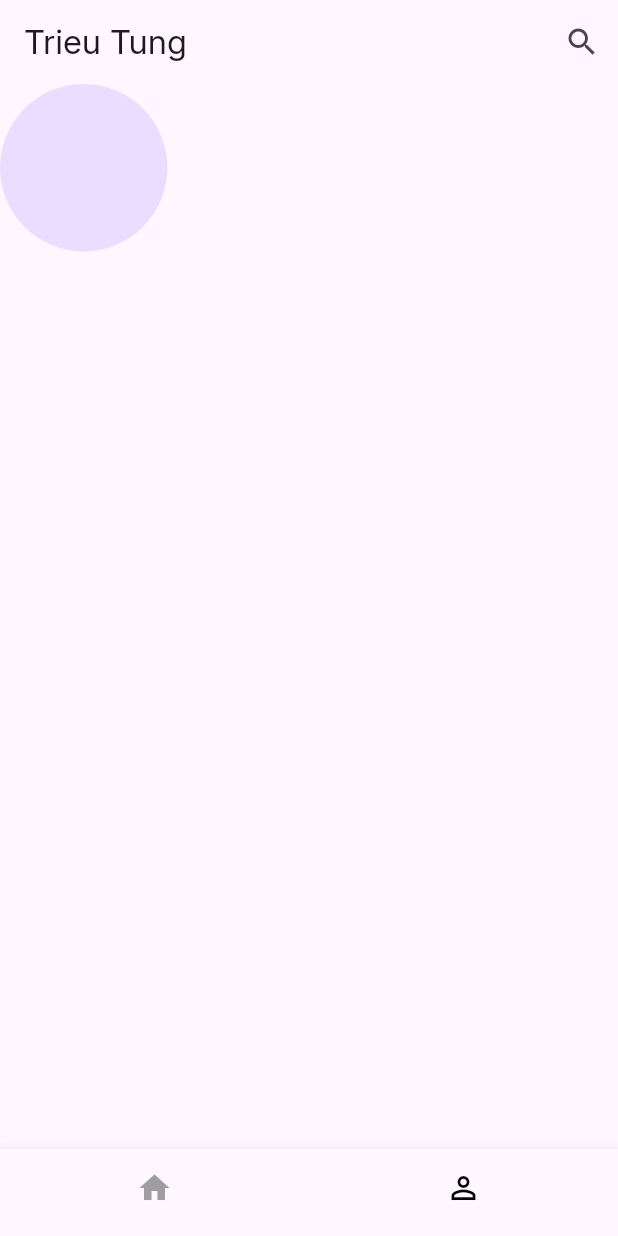
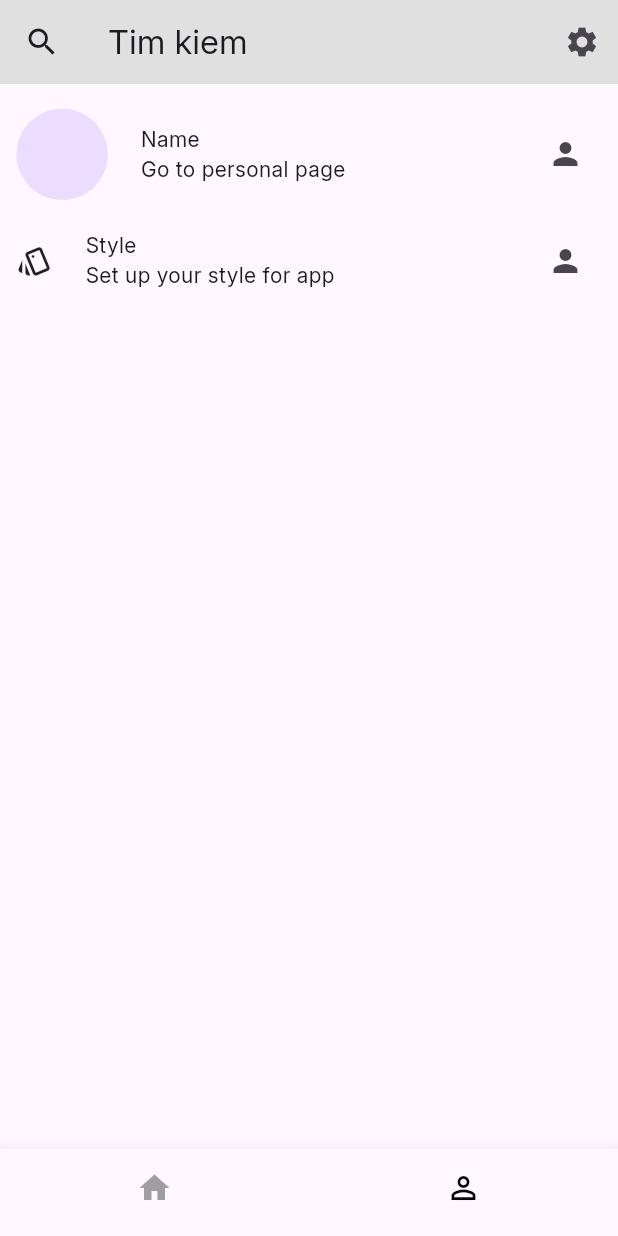
Before and after one commit to tungtrieu0801/MB_chat, a Flutter app: the ProfileScreen screen opened by its route, on a phone screen of 412 x 824 dp. Run offline on Flutter 3.47's test engine with Material 3 defaults, Android fonts, the phone set to English and light mode, and no system bars; our stand-ins replace dio, equatable, flutter_bloc, flutter_screenutil, go_router.

Commit message:
feat:add profile screen

```diff
--- a/lib/features/user/presentaion/profile_screen.dart
+++ b/lib/features/user/presentaion/profile_screen.dart
@@ -7,21 +7,82 @@ class ProfileScreen extends StatelessWidget {
   Widget build(BuildContext context) {
     return Scaffold(
       appBar: AppBar(
-        title: const Text('Trieu Tung'),
+        leading: IconButton(
+          icon: const Icon(Icons.search),
+          onPressed: () {},
+        ),
+        title: Text("Tim kiem"),
         actions: [
           IconButton(
-            icon: const Icon(Icons.search),
+            icon: const Icon(Icons.settings),
             onPressed: () {},
           ),
         ],
+        backgroundColor: Colors.grey[300],
       ),
-      body: Column(
-        crossAxisAlignment: CrossAxisAlignment.end,
-        children: [
-          CircleAvatar(
-            radius: 55.r,
-          )
-        ],
+      body: Container(
+        padding: EdgeInsets.symmetric(horizontal: 10.w),
+        child: Column(
+          spacing: 15.w,
+          children: [
+            SizedBox(width: 15,),
+            InkWell(
+              onTap: () {
+                print("tap");
+              },
+              child: Row(
+                mainAxisAlignment: MainAxisAlignment.spaceBetween,
+                children: [
+                  Container(
+                    child: Row(
+                      children: [
+                        CircleAvatar(
+                          radius: 30.r,
+                        ),
+                        SizedBox(width: 20.w,),
+                        Column(
+                          crossAxisAlignment: CrossAxisAlignment.start,
+                          children: [
+                            Text("Name"),
+                            Text("Go to personal page")
+                          ],
+                        ),
+                      ],
+                    ),
+                  ),
+                  IconButton(onPressed: () {}, icon: Icon(Icons.person))
+                ],
+              ),
+            ),
+            InkWell(
+              onTap: () {
+                print("tap");
+              },
+              child: Row(
+                mainAxisAlignment: MainAxisAlignment.spaceBetween,
+                children: [
+                  Container(
+                    child: Row(
+                      children: [
+                        Icon(Icons.style_outlined),
+                        SizedBox(width: 20.w,),
+                        Column(
+                          crossAxisAlignment: CrossAxisAlignment.start,
+                          children: [
+                            Text("Style"),
+                            Text("Set up your style for app")
+                          ],
+                        ),
+                      ],
+                    ),
+                  ),
+                  IconButton(onPressed: () {}, icon: Icon(Icons.person))
+                ],
+              ),
+            )
+
+          ],
+        ),
       )
     );
   }
```
